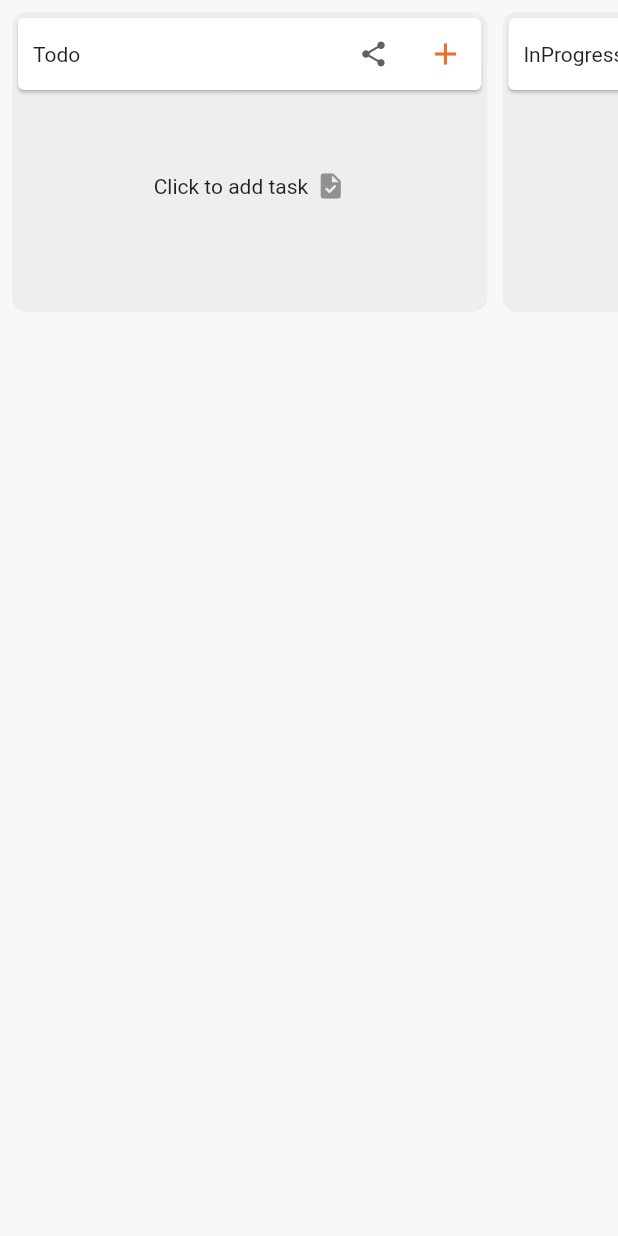
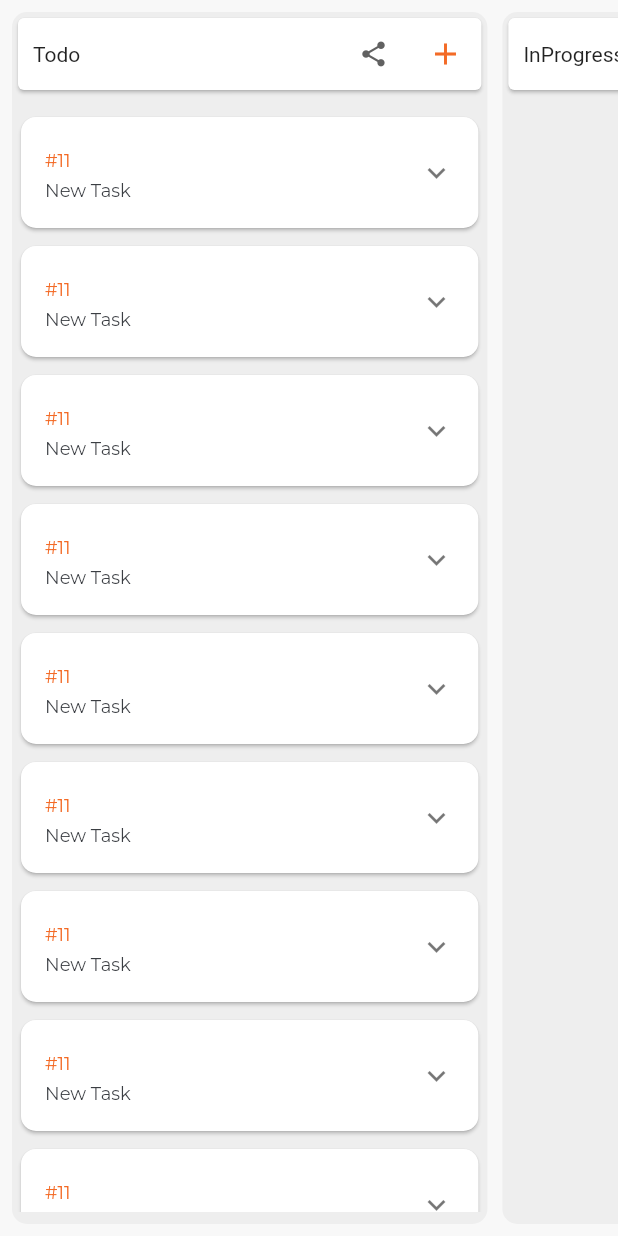
Before and after one commit to Ahsankhansadozai/time_tracking_app, a Flutter app: the screen it shows after launch, on a phone screen of 412 x 824 dp. Run offline on Flutter 3.47's test engine with Material 2 defaults, Android fonts, the phone set to English and light mode, and no system bars; our stand-ins replace easy_localization, floor, flutter_native_splash, get_it, go_router, shared_preferences and 2 more; accounts and stored records are empty; generated files the repository leaves out were written again.

Commit message:
List Tile designing.

```diff
--- a/lib/common/custom_function.dart
+++ b/lib/common/custom_function.dart
@@ -3,3 +3,6 @@ import 'package:flutter/foundation.dart';
 void printLog(String ss) {
   if (kDebugMode) print('${ss}');
 }
+hGetCurrentDateTime() {
+  return DateTime.now().toString();
+}
--- a/lib/common/widget_styling/WidgetStyling.dart
+++ b/lib/common/widget_styling/WidgetStyling.dart
@@ -32,3 +32,10 @@ Widget hEmptyText(String text, double height, double width) {
         ],
       ));
 }
+
+hTextStyle(double fontSize){
+  return TextStyle(
+      fontFamily: 'Montserrat',
+      color: AppColor.CardDark,
+      fontSize: fontSize);
+}
--- a/lib/domain/use_cases/AddTaskUseCase/use_case/AddNewTaskUseCase.dart
+++ b/lib/domain/use_cases/AddTaskUseCase/use_case/AddNewTaskUseCase.dart
@@ -17,7 +17,8 @@ class AddNewTaskUseCase
   Future<DataState<List<TaskModel>>> call(
       {required TaskModel params}) async {
     try {
-      final response = await _taskRepository.hAddNewTask(params);
+      await _taskRepository.hAddNewTask(params);
+      final response = await _taskRepository.hFetchAllTaskFromLocalDb();
       return DataSuccess(response);
     } catch (e) {
       if (kDebugMode) {
--- a/lib/domain/use_cases/FetchAllTaskUseCase/FetchAllTaskUseCase.dart
+++ b/lib/domain/use_cases/FetchAllTaskUseCase/FetchAllTaskUseCase.dart
@@ -14,7 +14,10 @@ class FetchAllTaskUseCase
   @override
   Future<DataState<List<TaskModel>>> call({required TaskModel params}) async {
     try {
-      final response = await _taskRepository.hFetchAllTaskFromLocalDb();
+      List<TaskModel> response =
+          await _taskRepository.hFetchAllTaskFromLocalDb();
+      printLog(response[0].taskName ?? "");
+
       return DataSuccess(response);
     } catch (e) {
       printLog(e.toString());
--- a/lib/presentation/dashboard_screen/view/components/ListItemView/view/ListItemView.dart
+++ b/lib/presentation/dashboard_screen/view/components/ListItemView/view/ListItemView.dart
@@ -1,4 +1,7 @@
-import 'package:flutter/cupertino.dart';
+import 'package:flutter/material.dart';
+
+import '../../../../../../app/theme/app_color.dart';
+import '../../../../../../common/widget_styling/WidgetStyling.dart';
 
 class ListItemView extends StatefulWidget {
   const ListItemView({Key? key}) : super(key: key);
@@ -10,6 +13,34 @@ class ListItemView extends StatefulWidget {
 class _ListItemViewState extends State<ListItemView> {
   @override
   Widget build(BuildContext context) {
-    return const Placeholder();
+    return Padding(
+      padding: const EdgeInsets.all(2.0),
+      child: Card(
+        color: AppColor.CardLight,
+        shape: RoundedRectangleBorder(borderRadius: BorderRadius.circular(10)),
+        elevation: 1,
+        child: ExpansionTile(
+          expandedCrossAxisAlignment: CrossAxisAlignment.start,
+          expandedAlignment: Alignment.centerLeft,
+          childrenPadding: const EdgeInsets.all(10),
+          maintainState: true,
+          title: Text(
+            '#11',
+            style: TextStyle(
+                fontFamily: 'Montserrat', color: AppColor.Orange, fontSize: 12),
+          ),
+          subtitle: Text(
+            'New Task',
+            style: hTextStyle(12),
+          ),
+          children: <Widget>[
+            Text(
+              "ToDo From: 10/2023 10:20 PM",
+              style: hTextStyle(12),
+            )
+          ],
+        ),
+      ),
+    );
   }
 }
--- a/lib/presentation/dashboard_screen/view/components/ListItemView/view_model/ListItemViewModel.dart
+++ /dev/null
@@ -1,5 +0,0 @@
-import 'package:stacked/stacked.dart';
-
-const loginBusyKey = 'list_item';
-
-class ListItemViewModel extends BaseViewModel {}
--- a/lib/presentation/dashboard_screen/view/screen/DashBoardScreen.dart
+++ b/lib/presentation/dashboard_screen/view/screen/DashBoardScreen.dart
@@ -1,7 +1,9 @@
 import 'package:flutter/material.dart';
-import 'package:flutter_staggered_animations/flutter_staggered_animations.dart';
 import 'package:stacked/stacked.dart';
 import 'package:time_tracking_app/app/theme/app_color.dart';
+import 'package:time_tracking_app/common/custom_function.dart';
+import 'package:time_tracking_app/domain/model/Task.dart';
+import 'package:time_tracking_app/presentation/dashboard_screen/view/components/ListItemView/view/ListItemView.dart';
 import 'package:time_tracking_app/presentation/dashboard_screen/view_model/DashBaordViewModel.dart';
 
 import '../../../../common/widget_styling/WidgetStyling.dart';
@@ -40,6 +42,7 @@ class _DashBoardScreenState extends State<DashBoardScreen> {
         padding: const EdgeInsets.all(8.0),
         child: Row(
           mainAxisAlignment: MainAxisAlignment.spaceBetween,
+          crossAxisAlignment: CrossAxisAlignment.start,
           children: [
             _buildTodoWidget(),
             addHorizontalSpace(10),
@@ -54,12 +57,14 @@ class _DashBoardScreenState extends State<DashBoardScreen> {
 
   _buildTodoWidget() {
     return SizedBox(
-      height: 200,
+      height: MediaQuery.of(context).size.height / 1,
       width: MediaQuery.of(context).size.width / 1.3,
       child: Container(
           decoration: hContainerBorder(10.0),
+          child: Flexible(
             child: Column(
               crossAxisAlignment: CrossAxisAlignment.start,
+              mainAxisAlignment: MainAxisAlignment.start,
               children: [
                 Card(
                   child: Row(
@@ -88,24 +93,29 @@ class _DashBoardScreenState extends State<DashBoardScreen> {
                     ],
                   ),
                 ),
-              addVerticalSpace(10),
-              false
-                  ? buildTodoList()
-                  : Center(
-                      child: hEmptyText(
-                        'Click to add task',
-                        100,
-                        MediaQuery.of(context).size.width / 1.3,
+
+                // Center(
+                //   child: hEmptyText(
+                //     'Click to add task',
+                //     100,
+                //     MediaQuery.of(context).size.width / 1.3,
+                //   ),
+                // ),
+                Flexible(
+                  child: Container(
+                    margin: EdgeInsets.symmetric(vertical: 8.0),
+                    child: buildTodoList(
+                        dashboardViewModel.viewState.data ?? List.empty()),
                   ),
                 )
               ],
+            ),
           )),
     );
   }
 
   _buildInProgressWidget() {
     return SizedBox(
-      height: 200,
       width: MediaQuery.of(context).size.width / 1.3,
       child: Container(
           decoration: hContainerBorder(10.0),
@@ -141,7 +151,8 @@ class _DashBoardScreenState extends State<DashBoardScreen> {
               ),
               addVerticalSpace(10),
               false
-                  ? buildTodoList()
+                  ? buildTodoList(
+                      dashboardViewModel.viewState.data ?? List.empty())
                   : Center(
                       child: hEmptyText(
                         'Click to add task',
@@ -156,7 +167,6 @@ class _DashBoardScreenState extends State<DashBoardScreen> {
 
   _buildDoneWidget() {
     return SizedBox(
-      height: 200,
       width: MediaQuery.of(context).size.width / 1.3,
       child: Container(
         decoration: hContainerBorder(10.0),
@@ -192,7 +202,8 @@ class _DashBoardScreenState extends State<DashBoardScreen> {
             ),
             addVerticalSpace(10),
             false
-                ? buildTodoList()
+                ? buildTodoList(
+                    dashboardViewModel.viewState.data ?? List.empty())
                 : Center(
                     child: hEmptyText(
                       'Click to add task',
@@ -213,22 +224,14 @@ class _DashBoardScreenState extends State<DashBoardScreen> {
     );
   }
 
-  buildTodoList() {
+  buildTodoList(List<TaskModel> data) {
+    printLog(data.length.toString());
     return ListView.builder(
       physics: const BouncingScrollPhysics(),
       scrollDirection: Axis.vertical,
-      itemCount: 0,
+      itemCount: 10,
       itemBuilder: (context, index) {
-        return AnimationConfiguration.staggeredList(
-          position: index,
-          duration: const Duration(milliseconds: 10),
-          child: SlideAnimation(
-            verticalOffset: 44.0,
-            child: FadeInAnimation(
-              child: Container(),
-            ),
-          ),
-        );
+        return ListItemView();
       },
     );
   }
```
Also changed, not shown: lib/data/local/dao/TaskDao.dart (+6 -6 lines), lib/data/repository_impl/TaskRepositoryImpl.dart (+2 -7 lines), lib/presentation/dashboard_screen/view_model/DashBaordViewModel.dart (+4 -4 lines), lib/data/local/db/AppDb.g.dart. Lines whose indentation alone changed are shown as unchanged.
